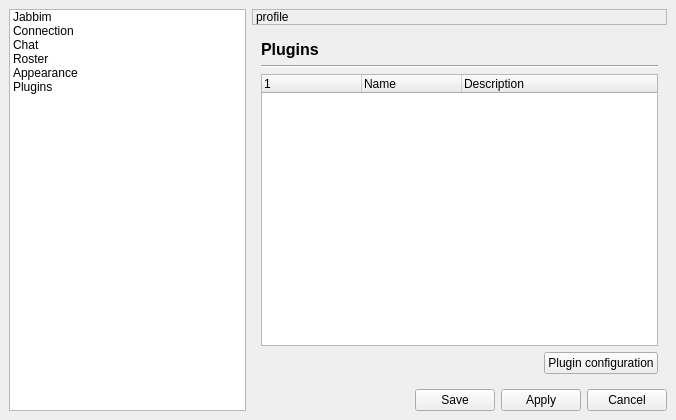
Before: the Qt Designer form widgets/preferences.ui in xmpp-graveyard/jabbim, drawn with Qt 5.
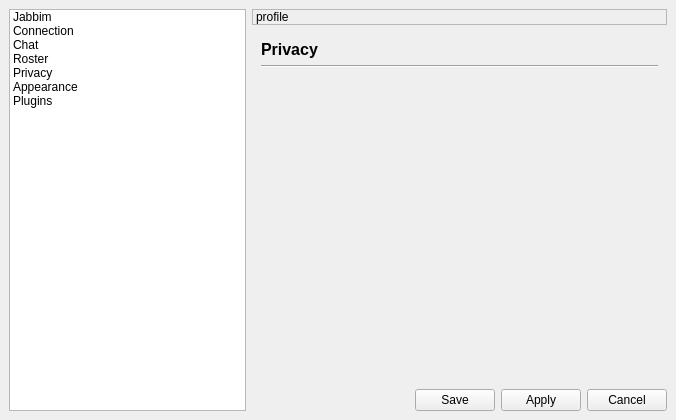
After: the same form once the commit is applied. Icons and pictures are not drawn.

Commit message: Privacy in Preferences

Patch:
```diff
--- a/widgets/preferences.ui
+++ b/widgets/preferences.ui
@@ -25,7 +25,7 @@
    <item row="1" column="1" colspan="2" >
     <widget class="QStackedWidget" name="stackedWidget" >
      <property name="currentIndex" >
-      <number>5</number>
+      <number>4</number>
      </property>
      <widget class="QWidget" name="page_4" >
       <layout class="QGridLayout" >
@@ -199,6 +199,49 @@
        </item>
       </layout>
      </widget>
+     <widget class="QWidget" name="page_6" >
+      <layout class="QGridLayout" >
+       <property name="margin" >
+        <number>9</number>
+       </property>
+       <property name="spacing" >
+        <number>6</number>
+       </property>
+       <item row="2" column="0" >
+        <widget class="QWidget" native="1" name="privacyWidget" />
+       </item>
+       <item row="3" column="0" >
+        <spacer>
+         <property name="orientation" >
+          <enum>Qt::Vertical</enum>
+         </property>
+         <property name="sizeHint" >
+          <size>
+           <width>20</width>
+           <height>241</height>
+          </size>
+         </property>
+        </spacer>
+       </item>
+       <item row="0" column="0" >
+        <widget class="QLabel" name="label_9" >
+         <property name="text" >
+          <string>&lt;html>&lt;head>&lt;meta name="qrichtext" content="1" />&lt;style type="text/css">
+p, li { white-space: pre-wrap; }
+&lt;/style>&lt;/head>&lt;body style=" font-family:'DejaVu Sans'; font-size:10pt; font-weight:400; font-style:normal; text-decoration:none;">
+&lt;p style=" margin-top:0px; margin-bottom:0px; margin-left:0px; margin-right:0px; -qt-block-indent:0; text-indent:0px; font-family:'Sans Serif'; font-size:9pt;">&lt;span style=" font-size:12pt; font-weight:600;">Privacy&lt;/span>&lt;/p>&lt;/body>&lt;/html></string>
+         </property>
+        </widget>
+       </item>
+       <item row="1" column="0" >
+        <widget class="Line" name="line_4" >
+         <property name="orientation" >
+          <enum>Qt::Horizontal</enum>
+         </property>
+        </widget>
+       </item>
+      </layout>
+     </widget>
      <widget class="QWidget" name="page_3" >
       <layout class="QGridLayout" >
        <property name="margin" >
@@ -548,6 +591,14 @@
        <iconset>images/32x32/categories/system-users.png</iconset>
       </property>
      </item>
+     <item>
+      <property name="text" >
+       <string>Privacy</string>
+      </property>
+      <property name="icon" >
+       <iconset>images/32x32/apps/jabbim.png</iconset>
+      </property>
+     </item>
      <item>
       <property name="text" >
        <string>Appearance</string>
```
The commit also changes 3 other files.
